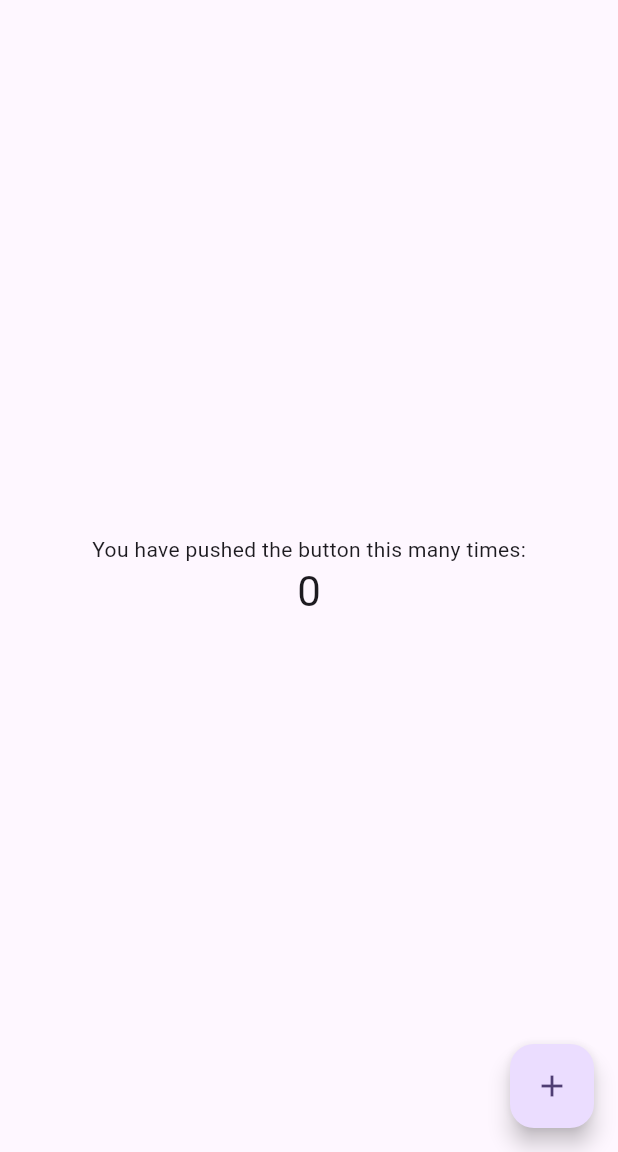
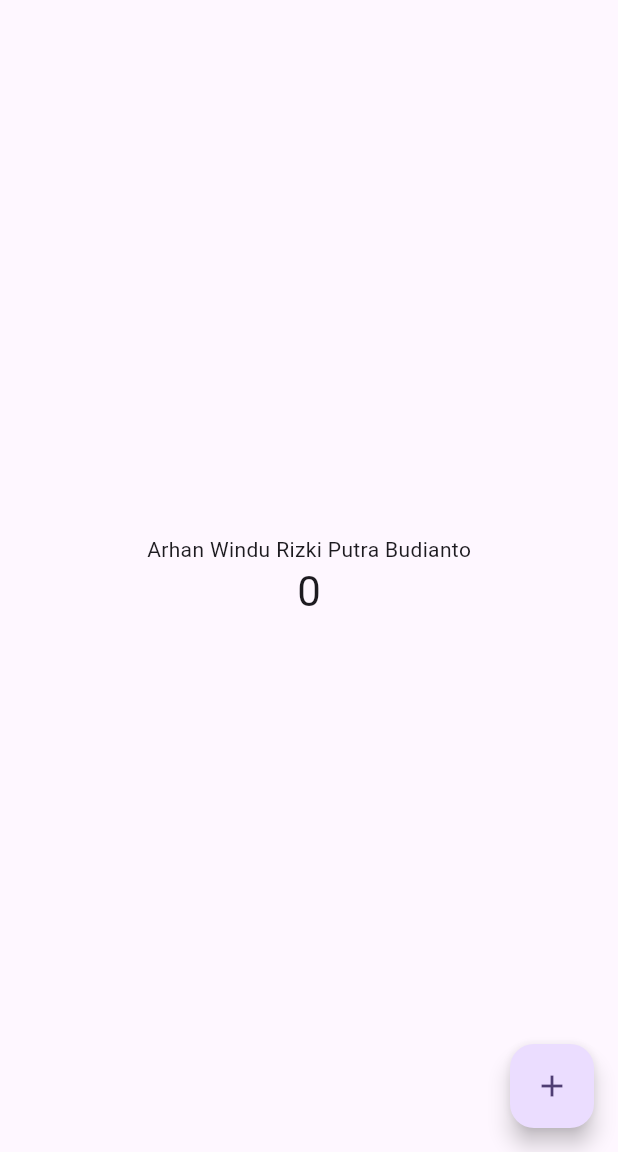
Before and after one commit to ArhanWR/flutter-fundamental-part1, a Flutter app: the screen it shows after launch, on a phone screen of 412 x 824 dp, the part 84-1236 px from its top. Run offline on Flutter 3.47's test engine with Material 2 defaults, Android fonts, the phone set to English and light mode, and no system bars.

Commit message:
Praktikum 2

```diff
--- a/lib/main.dart
+++ b/lib/main.dart
@@ -106,7 +106,7 @@ class _MyHomePageState extends State<MyHomePage> {
           mainAxisAlignment: MainAxisAlignment.center,
           children: <Widget>[
             const Text(
-              'You have pushed the button this many times:',
+              'Arhan Windu Rizki Putra Budianto',
             ),
             Text(
               '$_counter',
```
Also changed, not shown: images/01.png (added), 1 other file.
